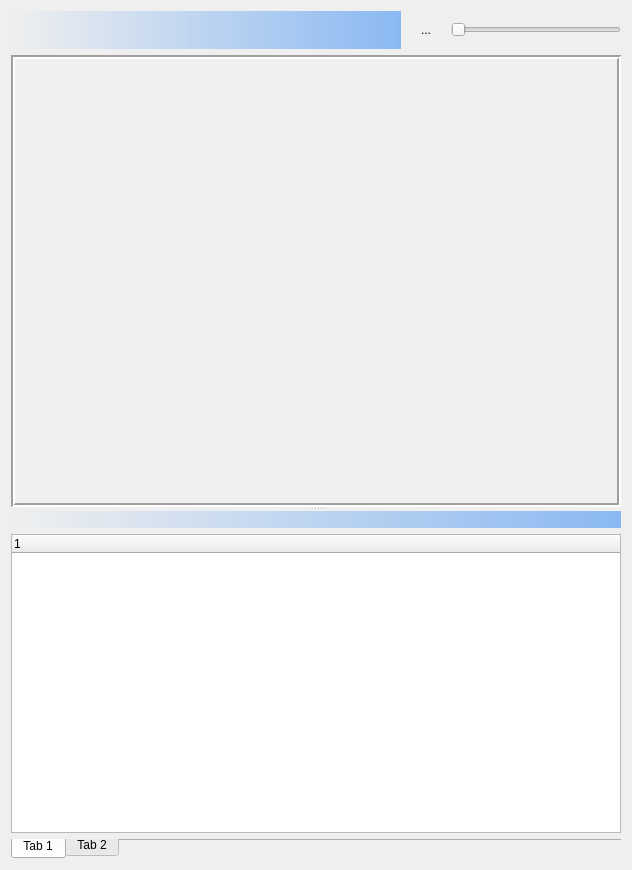
Old version of the form DeepSkyStacker/ui/StackingDlg.ui in the repository deepskystacker/DSS.
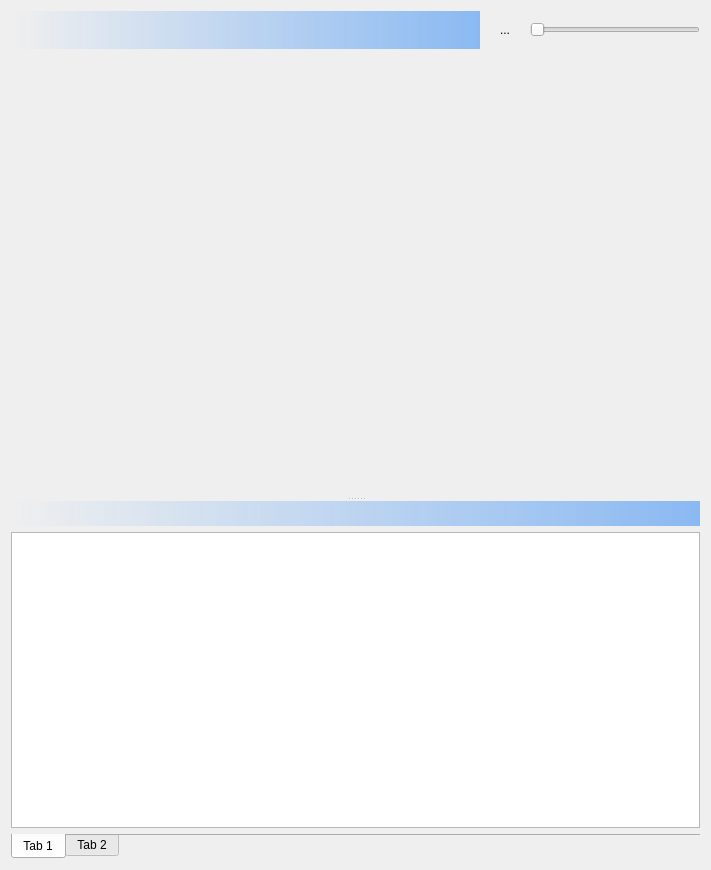
New version of the form. The open tabs and pages were chosen to show the change. Icons and pictures are not drawn. Custom widgets are drawn as their Qt base class.

Commit message: QT "Dialog" files

The edit to the form file:
```diff
--- a/DeepSkyStacker/ui/StackingDlg.ui
+++ b/DeepSkyStacker/ui/StackingDlg.ui
@@ -6,10 +6,16 @@
    <rect>
     <x>0</x>
     <y>0</y>
-    <width>632</width>
+    <width>711</width>
     <height>870</height>
    </rect>
   </property>
+  <property name="minimumSize">
+   <size>
+    <width>300</width>
+    <height>801</height>
+   </size>
+  </property>
   <property name="maximumSize">
    <size>
     <width>16777215</width>
@@ -113,7 +119,7 @@
        <item>
         <layout class="QHBoxLayout" name="horizontalLayout_2">
          <item>
-          <widget class="QLabel" name="picture">
+          <widget class="DSSImageView" name="picture" native="true">
            <property name="sizePolicy">
             <sizepolicy hsizetype="Expanding" vsizetype="Expanding">
              <horstretch>0</horstretch>
@@ -126,24 +132,6 @@
              <height>300</height>
             </size>
            </property>
-           <property name="maximumSize">
-            <size>
-             <width>1080</width>
-             <height>720</height>
-            </size>
-           </property>
-           <property name="frameShape">
-            <enum>QFrame::Box</enum>
-           </property>
-           <property name="frameShadow">
-            <enum>QFrame::Sunken</enum>
-           </property>
-           <property name="lineWidth">
-            <number>2</number>
-           </property>
-           <property name="text">
-            <string notr="true"/>
-           </property>
           </widget>
          </item>
         </layout>
@@ -151,13 +139,13 @@
       </layout>
      </widget>
      <widget class="QWidget" name="layoutWidget_2">
-      <layout class="QVBoxLayout" name="verticalLayout_2">
-       <item>
+      <layout class="QGridLayout" name="gridLayout">
+       <item row="0" column="0">
         <widget class="QLabel" name="listInfo">
          <property name="minimumSize">
           <size>
            <width>0</width>
-           <height>17</height>
+           <height>25</height>
           </size>
          </property>
          <property name="styleSheet">
@@ -168,27 +156,43 @@
          </property>
         </widget>
        </item>
-       <item>
-        <widget class="QTreeWidget" name="pictures">
-         <column>
-          <property name="text">
-           <string notr="true">1</string>
-          </property>
-         </column>
+       <item row="1" column="0">
+        <widget class="QTableView" name="tableView">
+         <property name="dragDropMode">
+          <enum>QAbstractItemView::DropOnly</enum>
+         </property>
+         <property name="selectionMode">
+          <enum>QAbstractItemView::ExtendedSelection</enum>
+         </property>
+         <property name="selectionBehavior">
+          <enum>QAbstractItemView::SelectRows</enum>
+         </property>
+         <property name="sortingEnabled">
+          <bool>true</bool>
+         </property>
+         <attribute name="verticalHeaderVisible">
+          <bool>false</bool>
+         </attribute>
         </widget>
        </item>
-       <item>
-        <widget class="QTabWidget" name="groupTab">
+       <item row="2" column="0">
+        <widget class="QTabWidget" name="tabWidget">
          <property name="sizePolicy">
-          <sizepolicy hsizetype="Expanding" vsizetype="Fixed">
+          <sizepolicy hsizetype="Expanding" vsizetype="Minimum">
            <horstretch>0</horstretch>
            <verstretch>0</verstretch>
           </sizepolicy>
          </property>
+         <property name="minimumSize">
+          <size>
+           <width>0</width>
+           <height>0</height>
+          </size>
+         </property>
          <property name="maximumSize">
           <size>
            <width>16777215</width>
-           <height>20</height>
+           <height>25</height>
           </size>
          </property>
          <property name="tabPosition">
@@ -215,6 +219,14 @@
    </item>
   </layout>
  </widget>
+ <customwidgets>
+  <customwidget>
+   <class>DSSImageView</class>
+   <extends>QWidget</extends>
+   <header location="global">dssimageview.h</header>
+   <container>1</container>
+  </customwidget>
+ </customwidgets>
  <resources>
   <include location="resources.qrc"/>
  </resources>
```
Left out of the diff: 8 changed lines with no effect on the pictures. The commit also changes 3 other files.
